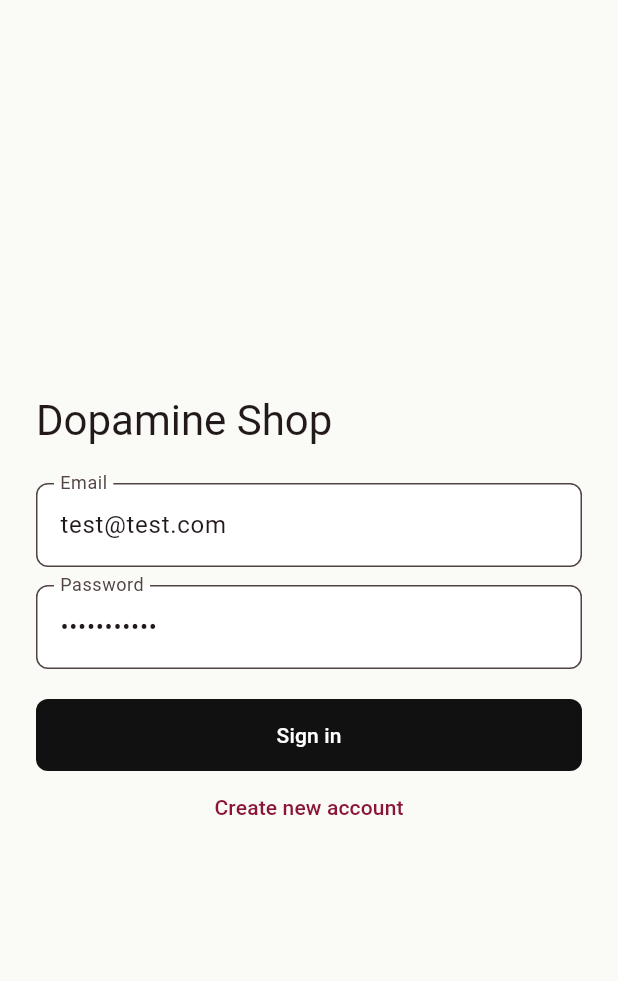
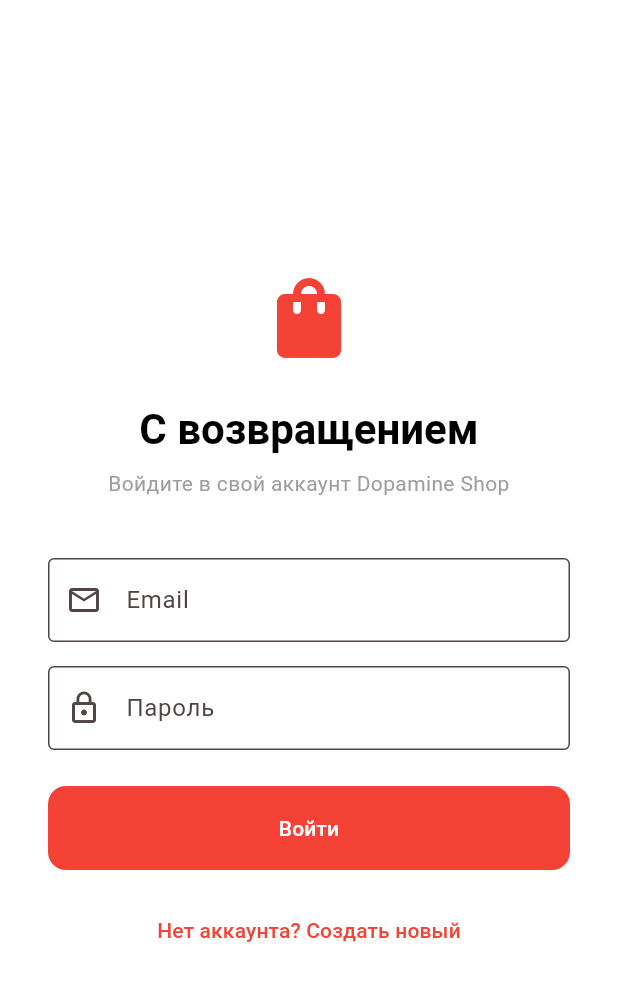
Before and after one commit to Lupastic/dopamine_shop_app_front, a Flutter app: the screen it shows after launch, on a phone screen of 412 x 824 dp. Shown: the top 981 px of the screen. Run offline on Flutter 3.47's test engine with Material 3 defaults, Android fonts, the phone set to English and light mode, and no system bars; our stand-ins replace cached_network_image, dio, flutter_secure_storage, go_router; accounts and stored records are empty.

```diff
--- a/lib/app.dart
+++ b/lib/app.dart
@@ -8,6 +8,7 @@
 import 'features/orders/orders_screen.dart';
 import 'features/profile/addresses_screen.dart';
 import 'features/profile/profile_screen.dart';
+import 'features/catalog/catalog_screen.dart';
 import 'features/feed/product.dart';
 import 'features/feed/product_details_screen.dart';
 import 'shared/app_shell.dart';
@@ -36,8 +37,7 @@
         GoRoute(path: '/feed', builder: (context, state) => const FeedScreen()),
         GoRoute(
           path: '/catalog',
-          builder: (context, state) =>
-              const Scaffold(body: Center(child: Text('Каталог'))),
+          builder: (context, state) => const CatalogScreen(),
         ),
         GoRoute(
           path: '/favorites',
--- a/lib/features/auth/login_screen.dart
+++ b/lib/features/auth/login_screen.dart
@@ -1,3 +1,4 @@
+import 'package:dio/dio.dart';
 import 'package:flutter/material.dart';
 import 'package:go_router/go_router.dart';
 
@@ -11,12 +12,15 @@
 }
 
 class _LoginScreenState extends State<LoginScreen> {
-  final _email = TextEditingController(text: 'test@test.com');
-  final _password = TextEditingController(text: 'password123');
+  final _formKey = GlobalKey<FormState>();
+  final _email = TextEditingController();
+  final _password = TextEditingController();
   bool _registerMode = false;
   bool _loading = false;
 
   Future<void> _submit() async {
+    if (!_formKey.currentState!.validate()) return;
+
     setState(() => _loading = true);
     try {
       final response = await ApiClient.instance.dio.post(
@@ -27,11 +31,30 @@
           if (_registerMode) 'displayName': 'Dopamine User',
         },
       );
+
       await ApiClient.instance.saveTokens(
         accessToken: response.data['accessToken'] as String,
         refreshToken: response.data['refreshToken'] as String,
       );
+
       if (mounted) context.go('/feed');
+    } on DioException catch (e) {
+      final message = e.response?.data?['message'] ?? 'Ошибка входа. Проверьте данные.';
+      if (mounted) {
+        ScaffoldMessenger.of(context).showSnackBar(
+          SnackBar(
+            content: Text(message),
+            backgroundColor: Colors.red,
+            behavior: SnackBarBehavior.floating,
+          ),
+        );
+      }
+    } catch (e) {
+      if (mounted) {
+        ScaffoldMessenger.of(context).showSnackBar(
+          const SnackBar(content: Text('Произошла непредвиденная ошибка')),
+        );
+      }
     } finally {
       if (mounted) setState(() => _loading = false);
     }
@@ -40,42 +63,87 @@
   @override
   Widget build(BuildContext context) {
     return Scaffold(
+      backgroundColor: Colors.white,
       body: Center(
+        child: SingleChildScrollView(
           child: ConstrainedBox(
             constraints: const BoxConstraints(maxWidth: 420),
             child: Padding(
-            padding: const EdgeInsets.all(24),
+              padding: const EdgeInsets.all(32),
+              child: Form(
+                key: _formKey,
                 child: Column(
                   mainAxisSize: MainAxisSize.min,
                   crossAxisAlignment: CrossAxisAlignment.stretch,
                   children: [
+                    const Icon(Icons.shopping_bag, size: 64, color: Colors.red),
+                    const SizedBox(height: 24),
                     Text(
-                  'Dopamine Shop',
-                  style: Theme.of(context).textTheme.headlineMedium,
+                      _registerMode ? 'Создать аккаунт' : 'С возвращением',
+                      style: Theme.of(context).textTheme.headlineMedium?.copyWith(
+                            fontWeight: FontWeight.bold,
+                            color: Colors.black,
+                          ),
+                      textAlign: TextAlign.center,
+                    ),
+                    const SizedBox(height: 8),
+                    Text(
+                      _registerMode
+                        ? 'Зарегистрируйтесь, чтобы начать покупки'
+                        : 'Войдите в свой аккаунт Dopamine Shop',
+                      style: const TextStyle(color: Colors.grey),
+                      textAlign: TextAlign.center,
+                    ),
+                    const SizedBox(height: 40),
+                    TextFormField(
+                      controller: _email,
+                      decoration: const InputDecoration(
+                        labelText: 'Email',
+                        prefixIcon: Icon(Icons.email_outlined),
+                        border: OutlineInputBorder(),
+                      ),
+                      keyboardType: TextInputType.emailAddress,
+                      validator: (v) =>
+                        v != null && v.contains('@') ? null : 'Введите корректный email',
+                    ),
+                    const SizedBox(height: 16),
+                    TextFormField(
+                      controller: _password,
+                      obscureText: true,
+                      decoration: const InputDecoration(
+                        labelText: 'Пароль',
+                        prefixIcon: Icon(Icons.lock_outline),
+                        border: OutlineInputBorder(),
+                      ),
+                      validator: (v) {
+                        if (v == null || v.isEmpty) return 'Введите пароль';
+                        if (_registerMode && v.length < 8) return 'Минимум 8 символов';
+                        return null;
+                      },
                     ),
                     const SizedBox(height: 24),
-                TextField(
-                  controller: _email,
-                  decoration: const InputDecoration(labelText: 'Email'),
-                ),
-                const SizedBox(height: 12),
-                TextField(
-                  controller: _password,
-                  obscureText: true,
-                  decoration: const InputDecoration(labelText: 'Password'),
-                ),
-                const SizedBox(height: 20),
                     FilledButton(
                       onPressed: _loading ? null : _submit,
-                  child: Text(_registerMode ? 'Create account' : 'Sign in'),
+                      style: FilledButton.styleFrom(
+                        backgroundColor: Colors.red,
+                        minimumSize: const Size.fromHeight(56),
+                        shape: RoundedRectangleBorder(
+                          borderRadius: BorderRadius.circular(12),
                         ),
+                      ),
+                      child: _loading
+                          ? const CircularProgressIndicator(color: Colors.white)
+                          : Text(_registerMode ? 'Зарегистрироваться' : 'Войти'),
+                    ),
+                    const SizedBox(height: 16),
                     TextButton(
                       onPressed: () =>
                           setState(() => _registerMode = !_registerMode),
                       child: Text(
                         _registerMode
-                        ? 'I already have an account'
-                        : 'Create new account',
+                            ? 'Уже есть аккаунт? Войти'
+                            : 'Нет аккаунта? Создать новый',
+                        style: const TextStyle(color: Colors.red),
                       ),
                     ),
                   ],
@@ -83,6 +151,8 @@
               ),
             ),
           ),
+        ),
+      ),
     );
   }
 }
```
Also changed, not shown: lib/features/cart/cart_screen.dart (+7 -1 lines), lib/features/catalog/catalog_screen.dart (added, +187 -0 lines), lib/features/feed/feed_screen.dart (+33 -29 lines), lib/features/orders/orders_screen.dart (+36 -4 lines), 2 other files. Lines whose indentation alone changed are shown as unchanged.
